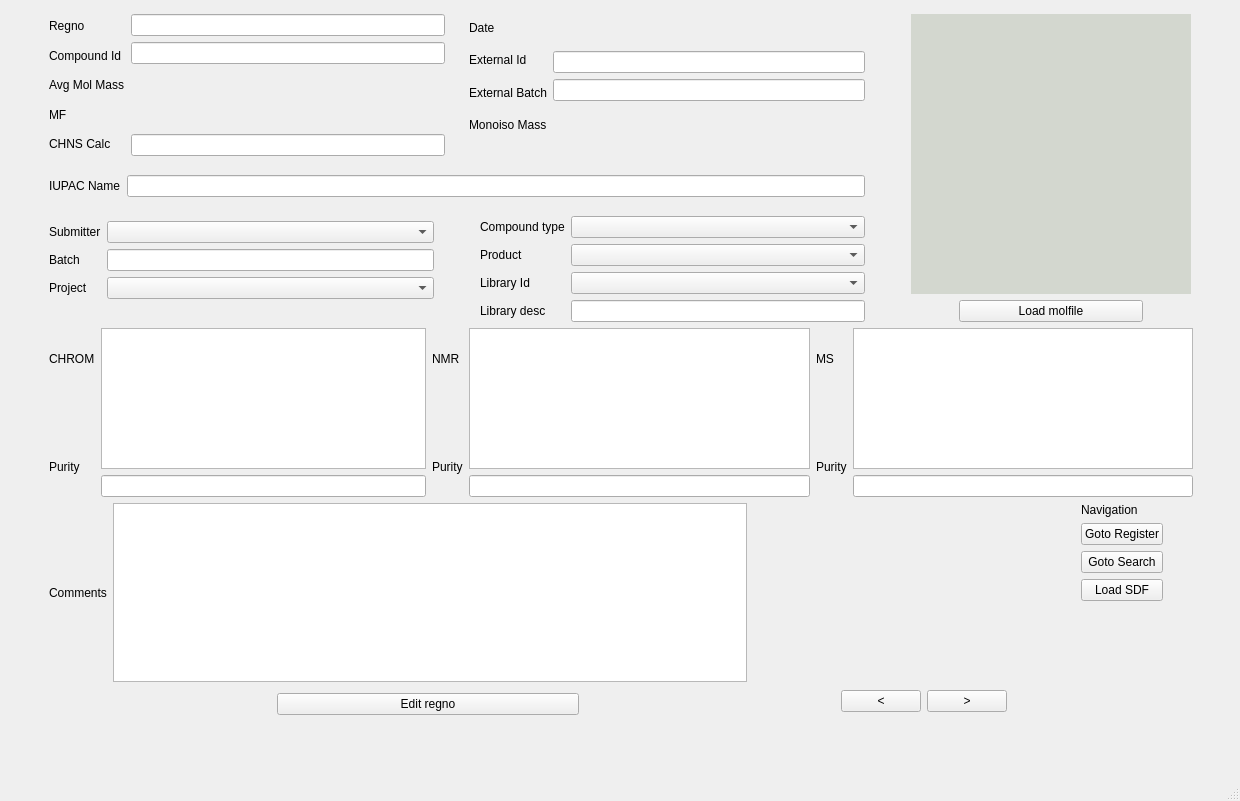
First picture: the form in chemReg/searchchem.ui, repository dahlbma/scarab_tornado, before the edit.
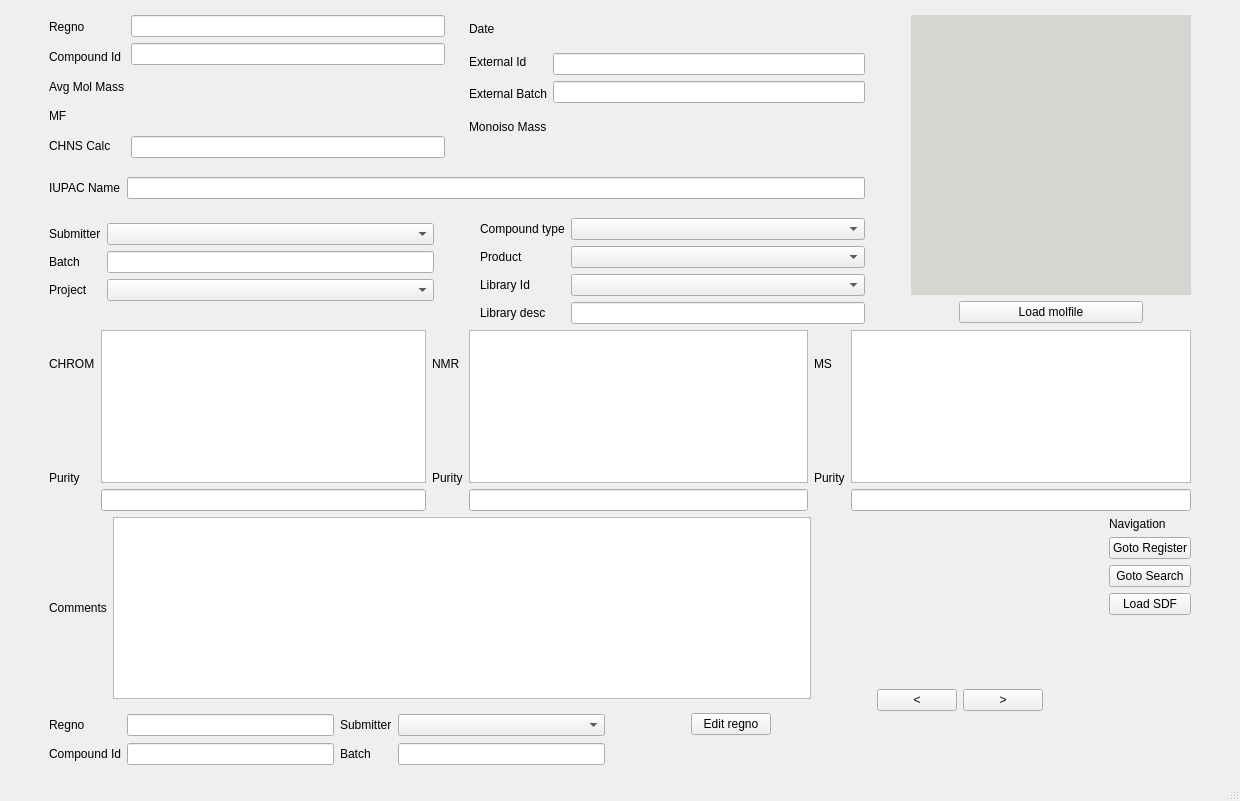
Second picture: the form after the edit.

Commit message: fix send_msg and redo ui for searching

Diff of the .ui file:
```diff
--- a/chemReg/searchchem.ui
+++ b/chemReg/searchchem.ui
@@ -790,7 +790,7 @@
           </property>
           <property name="sizeHint" stdset="0">
            <size>
-            <width>38</width>
+            <width>40</width>
             <height>20</height>
            </size>
           </property>
@@ -857,6 +857,54 @@
           </item>
           <item>
            <layout class="QHBoxLayout" name="horizontalLayout_14">
+            <item>
+             <layout class="QGridLayout" name="gridLayout_4">
+              <item row="3" column="1">
+               <widget class="QLineEdit" name="compoundid_search_eb"/>
+              </item>
+              <item row="0" column="1">
+               <widget class="QLineEdit" name="regno_search_eb">
+                <property name="text">
+                 <string/>
+                </property>
+               </widget>
+              </item>
+              <item row="3" column="0">
+               <widget class="QLabel" name="label_13">
+                <property name="text">
+                 <string>Compound Id</string>
+                </property>
+               </widget>
+              </item>
+              <item row="0" column="3">
+               <widget class="QComboBox" name="submitter_search_cb"/>
+              </item>
+              <item row="0" column="0">
+               <widget class="QLabel" name="label_6">
+                <property name="text">
+                 <string>Regno</string>
+                </property>
+               </widget>
+              </item>
+              <item row="3" column="3">
+               <widget class="QLineEdit" name="batch_search_eb"/>
+              </item>
+              <item row="0" column="2">
+               <widget class="QLabel" name="label_14">
+                <property name="text">
+                 <string>Submitter</string>
+                </property>
+               </widget>
+              </item>
+              <item row="3" column="2">
+               <widget class="QLabel" name="label_17">
+                <property name="text">
+                 <string>Batch</string>
+                </property>
+               </widget>
+              </item>
+             </layout>
+            </item>
             <item>
              <spacer name="horizontalSpacer_11">
               <property name="orientation">
@@ -867,7 +915,7 @@
               </property>
               <property name="sizeHint" stdset="0">
                <size>
-                <width>228</width>
+                <width>80</width>
                 <height>20</height>
                </size>
               </property>
@@ -916,7 +964,7 @@
               </property>
               <property name="sizeHint" stdset="0">
                <size>
-                <width>168</width>
+                <width>40</width>
                 <height>20</height>
                </size>
               </property>
@@ -931,8 +979,8 @@
             </property>
             <property name="sizeHint" stdset="0">
              <size>
-              <width>20</width>
-              <height>40</height>
+              <width>639</width>
+              <height>13</height>
              </size>
             </property>
            </spacer>
@@ -949,7 +997,7 @@
           </property>
           <property name="sizeHint" stdset="0">
            <size>
-            <width>88</width>
+            <width>60</width>
             <height>20</height>
            </size>
           </property>
@@ -1079,7 +1127,7 @@
           </property>
           <property name="sizeHint" stdset="0">
            <size>
-            <width>68</width>
+            <width>60</width>
             <height>20</height>
            </size>
           </property>
@@ -1143,7 +1191,7 @@
           </property>
           <property name="sizeHint" stdset="0">
            <size>
-            <width>68</width>
+            <width>40</width>
             <height>20</height>
            </size>
           </property>
```
Left out of the diff: 122 changed lines with no effect on the pictures. The commit also changes 1 other file.
